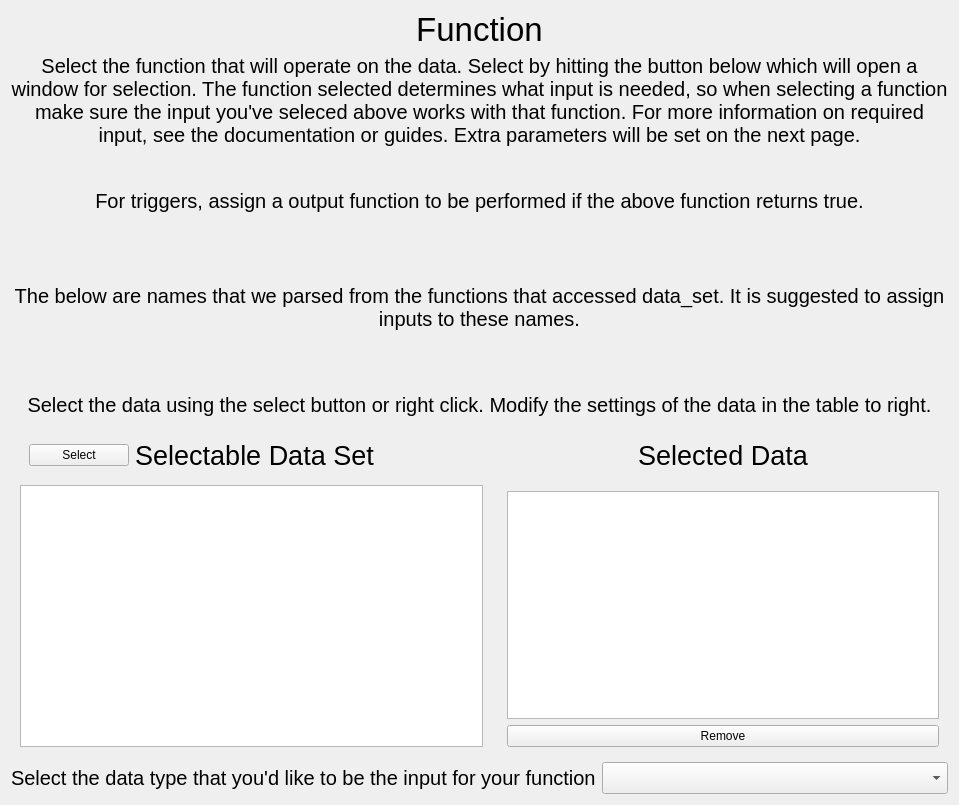
Above: howdyCoder/ui/qtUiFiles/createFunctionAction.ui from rmallow/howdyCoder before the change. Below: the same form after it.
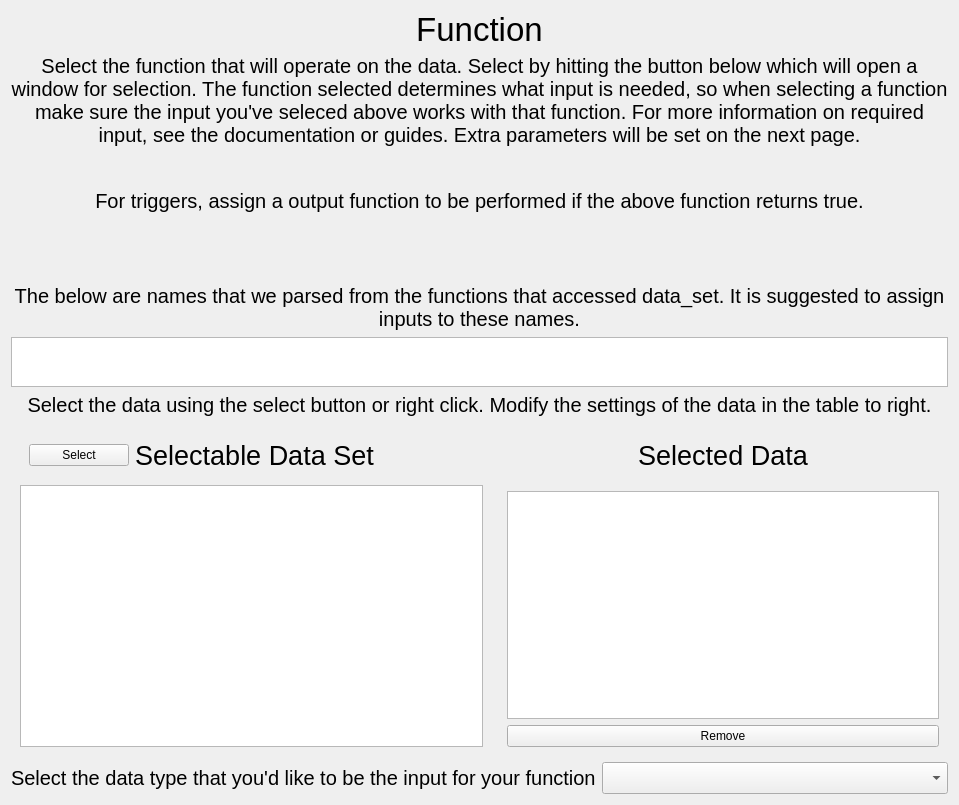
That is the form after the change.

```diff
--- a/howdyCoder/ui/qtUiFiles/createFunctionAction.ui
+++ b/howdyCoder/ui/qtUiFiles/createFunctionAction.ui
@@ -201,7 +201,7 @@
          <item>
           <widget class="QListWidget" name="suggested_data_set">
            <property name="sizePolicy">
-            <sizepolicy hsizetype="Expanding" vsizetype="Preferred">
+            <sizepolicy hsizetype="Minimum" vsizetype="Preferred">
              <horstretch>0</horstretch>
              <verstretch>0</verstretch>
             </sizepolicy>
@@ -214,10 +214,16 @@
            </property>
            <property name="maximumSize">
             <size>
-             <width>0</width>
+             <width>16777215</width>
              <height>50</height>
             </size>
            </property>
+           <property name="verticalScrollBarPolicy">
+            <enum>Qt::ScrollBarAlwaysOff</enum>
+           </property>
+           <property name="horizontalScrollBarPolicy">
+            <enum>Qt::ScrollBarAlwaysOff</enum>
+           </property>
            <property name="editTriggers">
             <set>QAbstractItemView::NoEditTriggers</set>
            </property>
```
